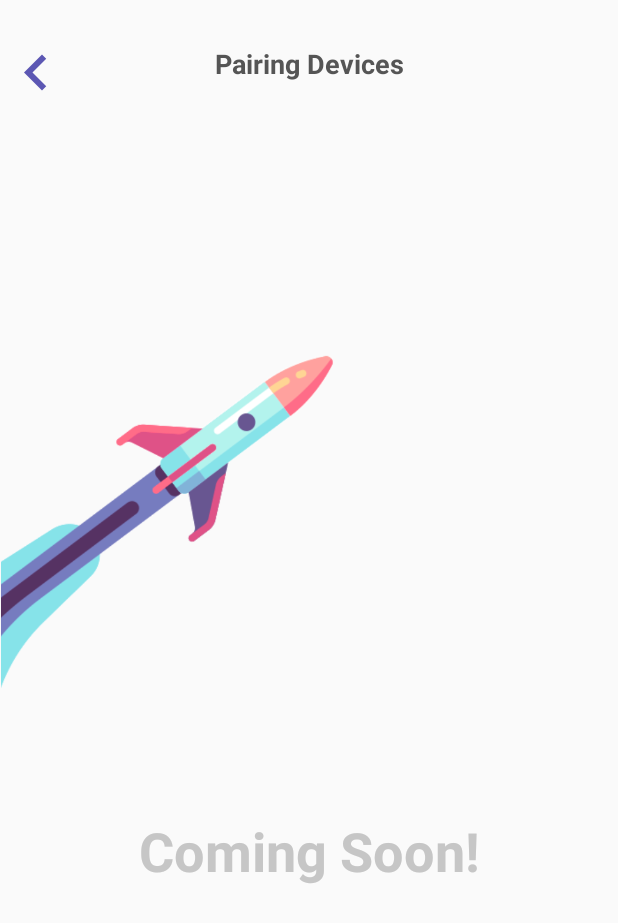
After one commit to BonnyWang/PhotonLab-Android, an Android app: the layout fragment__comming.xml on its own in the app's theme, with its tools: preview values and no code run, on a phone screen of 412 x 824 dp. The commit adds this screen. Shown: the top 923 px of the screen. Run offline under Robolectric (Android 15) with nearby library versions, the phone set to English and light mode, and no system bars.

Commit message:
More Bug Fixed

```diff
--- a/app/src/main/java/com/example/myapplication/dialog_colorpicker.java
+++ b/app/src/main/java/com/example/myapplication/dialog_colorpicker.java
@@ -139,7 +139,8 @@ public class dialog_colorpicker extends DialogFragment {
         addFavBt.setOnClickListener(new View.OnClickListener() {
             @Override
             public void onClick(View v) {
-                //do something my friend
+                mlistener.getRGB(colorcode);
+                dismiss();
             }
         });
 
@@ -148,8 +149,6 @@ public class dialog_colorpicker extends DialogFragment {
             @Override
             public void onClick(View v) {
 
-                mlistener.getRGB(colorcode);
-                dismiss();
 
             }
         });
--- a/app/src/main/java/com/example/myapplication/fragment_colorpicker.java
+++ b/app/src/main/java/com/example/myapplication/fragment_colorpicker.java
@@ -229,8 +229,7 @@ public class fragment_colorpicker extends Fragment {
 
     public void setListener(colorPick_Listener mlistener){
         this.mlistener = mlistener;
-
-    }
+   }
 
 
 
--- a/app/src/main/java/com/example/myapplication/fragment_setting.java
+++ b/app/src/main/java/com/example/myapplication/fragment_setting.java
@@ -72,6 +72,12 @@ public class fragment_setting extends Fragment implements SettingRvAdapter.OnNot
                 ft0.commit();
                 break;
 
+            default:
+                fragment_Comming fragment_comming = new fragment_Comming(mSettings.get(position).subtitle);
+                FragmentTransaction ft1 = getActivity().getSupportFragmentManager().beginTransaction();
+                ft1.setCustomAnimations(R.anim.slide_in_right, R.anim.slide_out_left,android.R.anim.slide_in_left, android.R.anim.slide_out_right);
+                ft1.replace(R.id.fgm, fragment_comming).addToBackStack(null);
+                ft1.commit();
 
         }
 
--- /dev/null
+++ b/app/src/main/res/layout/fragment__comming.xml
@@ -0,0 +1,59 @@
+<?xml version="1.0" encoding="utf-8"?>
+<androidx.constraintlayout.widget.ConstraintLayout xmlns:android="http://schemas.android.com/apk/res/android"
+    xmlns:app="http://schemas.android.com/apk/res-auto"
+    xmlns:tools="http://schemas.android.com/tools"
+    android:layout_width="match_parent"
+    android:layout_height="match_parent"
+    tools:context=".fragment_Comming">
+
+    <!-- TODO: Update blank fragment layout -->
+    <Button
+        android:id="@+id/backButton_Coming"
+        android:layout_width="48dp"
+        android:layout_height="48dp"
+        android:layout_marginTop="25dp"
+        android:background="@drawable/back_button"
+        android:backgroundTint="@color/colorPrimary"
+        android:text=""
+        app:layout_constraintStart_toStartOf="parent"
+        app:layout_constraintTop_toTopOf="parent" />
+
+    <TextView
+        android:id="@+id/ComingSoon"
+        android:layout_width="wrap_content"
+        android:layout_height="wrap_content"
+        android:layout_marginTop="30dp"
+        android:layout_marginBottom="30dp"
+        android:text="@string/Pairing"
+        android:textColor="#555555"
+        android:textSize="18sp"
+        android:textStyle="bold"
+        app:layout_constraintEnd_toEndOf="parent"
+        app:layout_constraintStart_toStartOf="parent"
+        app:layout_constraintTop_toTopOf="parent" />
+
+    <ImageView
+        android:id="@+id/imageView"
+        android:layout_width="375dp"
+        android:layout_height="480dp"
+        android:src="@drawable/coming"
+        app:layout_constraintStart_toStartOf="parent"
+        app:layout_constraintTop_toBottomOf="@id/ComingSoon"
+        app:layout_constraintBottom_toBottomOf="parent"
+        app:layout_constraintVertical_bias="0.3"/>
+
+    <TextView
+        android:id="@+id/textView"
+        android:layout_width="wrap_content"
+        android:layout_height="wrap_content"
+        android:text="@string/Coming_Soon"
+        app:layout_constraintStart_toStartOf="parent"
+        app:layout_constraintEnd_toEndOf="parent"
+        app:layout_constraintTop_toTopOf="parent"
+        app:layout_constraintBottom_toBottomOf="parent"
+        app:layout_constraintVertical_bias="0.7"
+        android:textColor="@color/Light_Grey"
+        android:textSize="36sp"
+        android:textStyle="bold"/>
+
+</androidx.constraintlayout.widget.ConstraintLayout>
--- a/app/src/main/res/layout/fragment_colorpicker_layout.xml
+++ b/app/src/main/res/layout/fragment_colorpicker_layout.xml
@@ -47,7 +47,8 @@
             app:layout_constraintEnd_toEndOf="parent"
             app:layout_constraintStart_toStartOf="parent"
             app:layout_constraintTop_toBottomOf="@+id/setColorButton"
-            android:textColor="#FFFFFFFF"/>
+            android:textColor="#FFFFFFFF"
+            android:textAllCaps="false"/>
 
         <Button
             android:id="@+id/setColorButton"
@@ -60,7 +61,8 @@
             android:layout_marginTop="40dp"
             app:layout_constraintEnd_toEndOf="parent"
             app:layout_constraintStart_toStartOf="parent"
-            android:textColor="#FFFFFFFF"/>
+            android:textColor="#FFFFFFFF"
+            android:textAllCaps="false"/>
 
         <LinearLayout
             android:id="@+id/linput"
--- a/app/src/main/res/layout/fragment_pair_layout.xml
+++ b/app/src/main/res/layout/fragment_pair_layout.xml
@@ -126,7 +126,8 @@
             android:textStyle="bold"
             android:textSize="18sp"
             android:textColor="@android:color/white"
-            android:background="@color/colorPrimary"/>
+            android:background="@color/colorPrimary"
+            android:textAllCaps="false"/>
     </androidx.constraintlayout.widget.ConstraintLayout>
 
 
@@ -170,7 +171,8 @@
             app:layout_constraintTop_toBottomOf="@+id/edit_Password"
             android:layout_marginTop="@dimen/activity_vertical_margin"
             android:background="@color/colorPrimary"
-            android:textColor="@android:color/white"/>
+            android:textColor="@android:color/white"
+            android:textAllCaps="false"/>
 
         <TextView
             android:id="@+id/instruction3"
--- a/app/src/main/res/layout/fragment_start_anim_layout.xml
+++ b/app/src/main/res/layout/fragment_start_anim_layout.xml
@@ -9,8 +9,8 @@
 
     <ImageView
         android:id="@+id/imageView2"
-        android:layout_width="wrap_content"
-        android:layout_height="wrap_content"
+        android:layout_width="222dp"
+        android:layout_height="42dp"
         android:src="@drawable/logo_text_black"
         app:layout_constraintStart_toStartOf="parent"
         app:layout_constraintEnd_toEndOf="parent"
--- a/app/src/main/res/values/colors.xml
+++ b/app/src/main/res/values/colors.xml
@@ -13,4 +13,5 @@
     <color name="orange">#FFFD6A2A</color>
     <color name="purple">#FFCC7EFD</color>
     <color name="DeepText">#231d33</color>
+    <color name="Light_Grey">#c6c6c6</color>
 </resources>
--- a/app/src/main/res/values/strings.xml
+++ b/app/src/main/res/values/strings.xml
@@ -2,6 +2,7 @@
     <string name="app_name">PhotonLab</string>
     <string name="title_home">Home</string>
     <string name="title_Theme">Theme</string>
+    <string name="title_Music">Music</string>
     <string name="title_dashboard">Dashboard</string>
     <string name="title_notifications">Notifications</string>
     <string name="title_notifications2">Notifications2</string>
@@ -27,6 +28,7 @@
     <string name="Instruction_3">Please make sure your WiFi network\n is correctly configurated.</string>
     <string name="Good_To_Go">You are good to go!</string>
     <string name="Done">Done</string>
+    <string name="Coming_Soon">Coming Soon!</string>
     <!-- TODO: Remove or change this placeholder text -->
     <string name="hello_blank_fragment">Hello blank fragment</string>>
 </resources>
```
Also changed, not shown: app/src/main/java/com/example/myapplication/Fragment_Music.java (+44 -77 lines), app/src/main/java/com/example/myapplication/MainActivity.java (+16 -5 lines), app/src/main/java/com/example/myapplication/ScanTask.java (added, +77 -0 lines), app/src/main/java/com/example/myapplication/fragment_Comming.java (added, +52 -0 lines), app/src/main/res/layout/activity_main.xml (+6 -1 lines), app/src/main/res/layout/button_theme.xml (+9 -10 lines), app/src/main/res/layout/fragment__music_layout.xml (+27 -3 lines), app/src/main/res/drawable/coming.png (added), app/src/main/res/drawable/logo_text_black.png.
